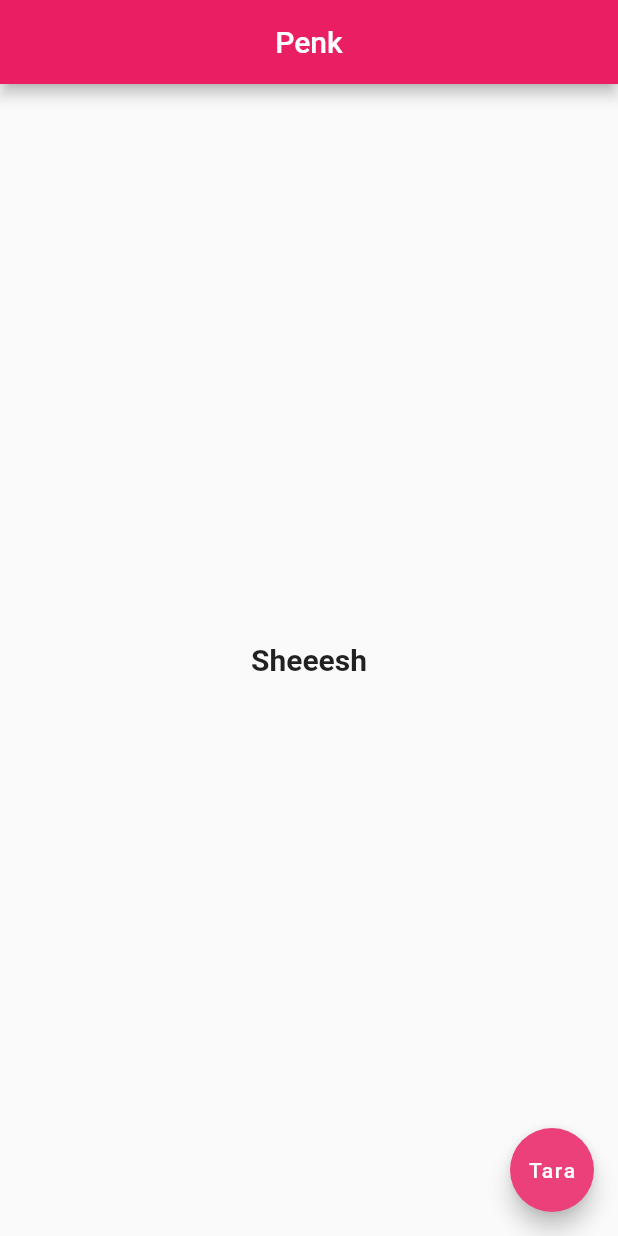
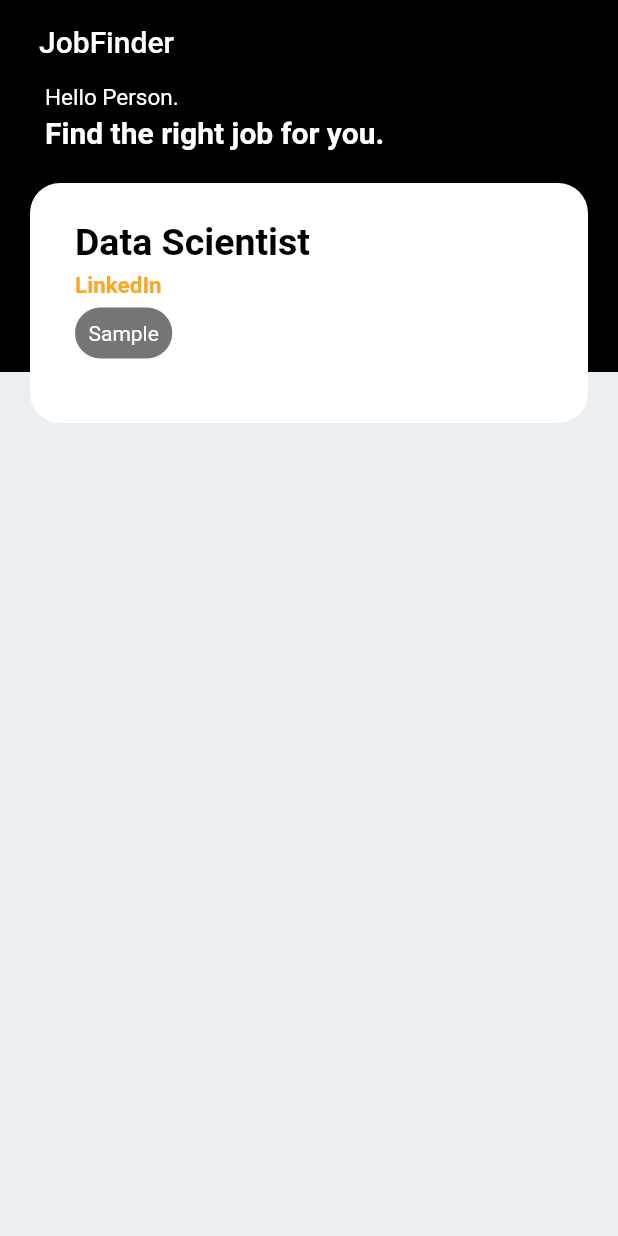
Before and after one commit to radmerales/flutterPractice, a Flutter app: the screen it shows after launch, on a phone screen of 412 x 824 dp. Run offline on Flutter 3.47's test engine with Material 2 defaults, Android fonts, the phone set to English and light mode, and no system bars.

Commit message:
Sample App Commit

```diff
--- a/lib/main.dart
+++ b/lib/main.dart
@@ -1,3 +1,5 @@
+import 'dart:ui';
+
 import 'package:flutter/material.dart';
 
 void main() => runApp(MaterialApp(
@@ -9,22 +11,114 @@ class Home extends StatelessWidget {
   Widget build(BuildContext context) {
     return Scaffold(
       appBar: AppBar(
-        title: Text('Penk',),
-        centerTitle: true,
-        backgroundColor: Colors.pink[500],
+        title: Container(
+          child: Text('JobFinder'),
+          padding: EdgeInsets.fromLTRB(10, 0, 0, 0),
+        ),
+        backgroundColor: Colors.black,
+        bottomOpacity: 0.0,
+        elevation: 0.0,
       ),
-      body: Center(
-        child: Text(
-            'Sheeesh',
-            style: TextStyle(
-              fontSize: 20.0,
-              fontWeight: FontWeight.bold,
-            )),
-      ),
-      floatingActionButton: FloatingActionButton(
-        child: Text('Tara'),
-        backgroundColor: Colors.pink[400],
-        onPressed: (){},
+      body: Stack(
+        children: [
+          Column(
+            children: [
+              Expanded(
+                flex: 2,
+                child: Container(
+                  color: Colors.black,
+                ),
+              ),
+              Expanded(
+                flex: 6,
+                child: Container(
+                  color: Colors.blueGrey[50],
+                ),
+              )
+            ],
+          ),
+          Column(
+            crossAxisAlignment: CrossAxisAlignment.start,
+            children: [
+              Container(
+                padding: EdgeInsets.fromLTRB(30,0,0,0),
+                child: RichText(
+                  text: TextSpan(
+                    style: TextStyle(color: Colors.white, fontSize: 20.0),
+                    children: <TextSpan>[
+                      TextSpan(
+                        text: "Hello Person.\n",
+                        style: TextStyle(fontSize: 15.0),
+                      ),
+                      TextSpan(
+                        text: "Find the right job for you.",
+                        style: TextStyle(fontWeight: FontWeight.bold, height: 1.4),
+                      )
+                    ]
+                  )
+                ),
+              ),
+              Container(
+                padding: EdgeInsets.all(20),
+                child: Column(
+                  children: [
+                    Container(
+                      padding: EdgeInsets.fromLTRB(30, 20, 30, 20),
+                      decoration: BoxDecoration(
+                        color: Colors.white,
+                        borderRadius: BorderRadius.all(Radius.circular(20)),
+                      ),
+                      width: 400.0,
+                      height: 160.0,
+                      child: Column(
+                        children: [
+                          Row(
+                            crossAxisAlignment: CrossAxisAlignment.start,
+                            children: [
+                              RichText(
+                                text: TextSpan(
+                                  style: TextStyle(color: Colors.black),
+                                  children: <TextSpan>[
+                                    TextSpan(
+                                      text: "Data Scientist\n",
+                                      style: TextStyle(fontSize: 25, fontWeight: FontWeight.bold, height: 1.4),
+                                    ),
+                                    TextSpan(
+                                      text: "LinkedIn",
+                                      style: TextStyle(color: Colors.yellow[800], fontWeight: FontWeight.bold, fontSize: 15, height: 1.5),
+                                    ),
+                                  ]
+                                  )
+                              ),
+                            ],
+                          ),
+                          Container(
+                            padding: EdgeInsets.fromLTRB(0, 5, 5, 10),
+                            child: Row(
+                              children: [
+                                Container(
+                                  padding: EdgeInsets.fromLTRB(9,9,9,9),
+                                  decoration: BoxDecoration(
+                                    color: Colors.black54,
+                                    borderRadius: BorderRadius.all(Radius.circular(20))
+                                  ),
+                                  child: Text('Sample', style: TextStyle(color: Colors.white)),
+                                ),
+                              ],
+                            ),
+                          )
+                        ],
+                      )
+                    ),
+                    Container(
+                      color: Colors.blue,
+                    ),
+                  ],
+                )
+              )
+            ],
+          )
+        ],
       ),
     );
   }
```
